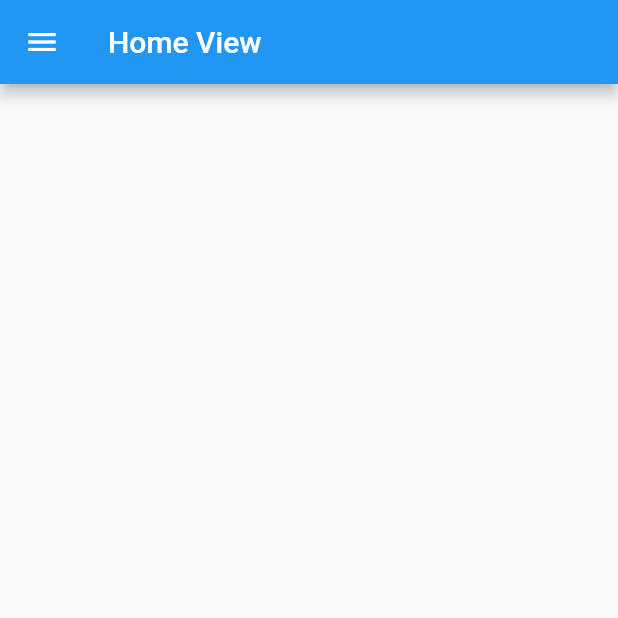
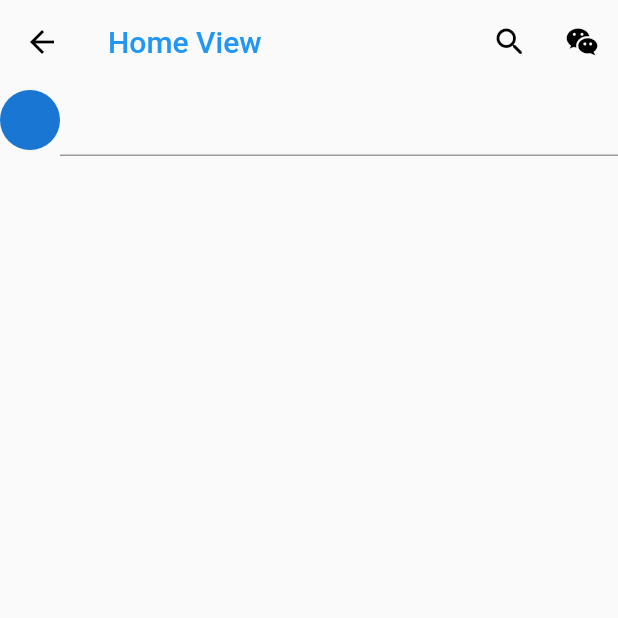
Before and after one commit to aminnaeem/biometric_app, a Flutter app: the HomeView screen opened directly, on a phone screen of 412 x 824 dp, the top half of it. Run offline on Flutter 3.47's test engine with Material 2 defaults, Android fonts, the phone set to English and light mode, and no system bars; our stand-ins replace animated_splash_screen, local_auth.

Commit message:
Updating home view

```diff
--- a/lib/home/home_view.dart
+++ b/lib/home/home_view.dart
@@ -6,19 +6,44 @@ class HomeView extends StatelessWidget {
   @override
   Widget build(BuildContext context) {
     return Scaffold(
-      drawer: Drawer(
+      appBar: AppBar(
         backgroundColor: Colors.transparent,
-        child: Container(
-          decoration: BoxDecoration(
-            color: Colors.orange,
-            borderRadius: BorderRadius.only(bottomRight: Radius.circular(400))
+        elevation: 0,
+        iconTheme: IconThemeData(
+          color: Colors.black
+        ),
+        title: Text(
+          'Home View',
+          style: TextStyle(
+            color: Colors.blue
           ),
         ),
+        actions: [
+          IconButton(
+            onPressed: () {},
+            icon: Icon(Icons.search_rounded),
+            splashRadius: 20,
+          ),
+          IconButton(
+            onPressed: () {},
+            icon: Icon(Icons.wechat_rounded),
+            splashRadius: 20,
+          )
+        ],
       ),
-      appBar: AppBar(
-        title: Text(
-          'Home View'
-        ),
+      body: Column(
+        children: [
+          Row(
+            children: [
+              CircleAvatar(
+                radius: 20,
+              ),
+              Expanded(
+                child: TextField()
+              )
+            ],
+          )
+        ],
       ),
     );
   }
```
